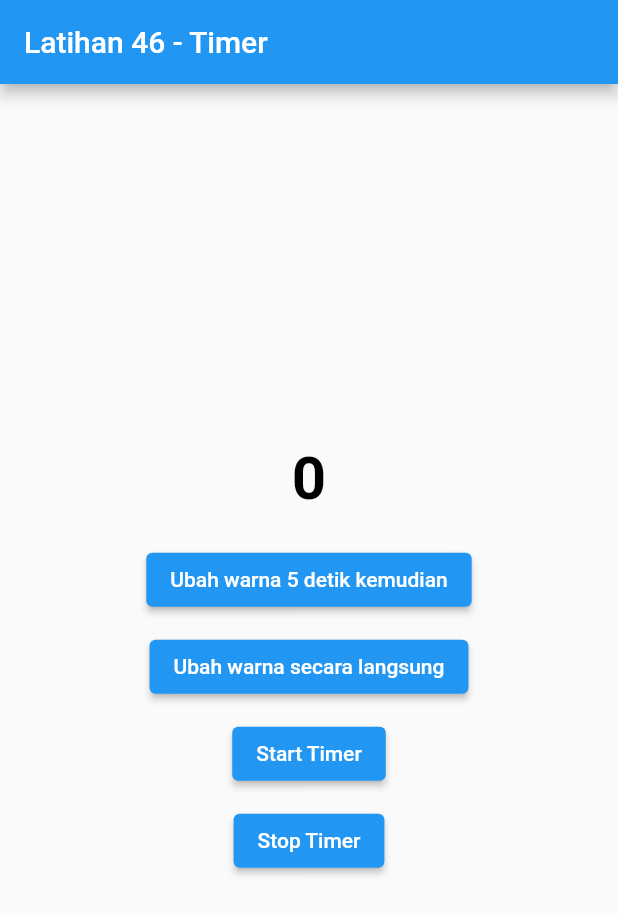
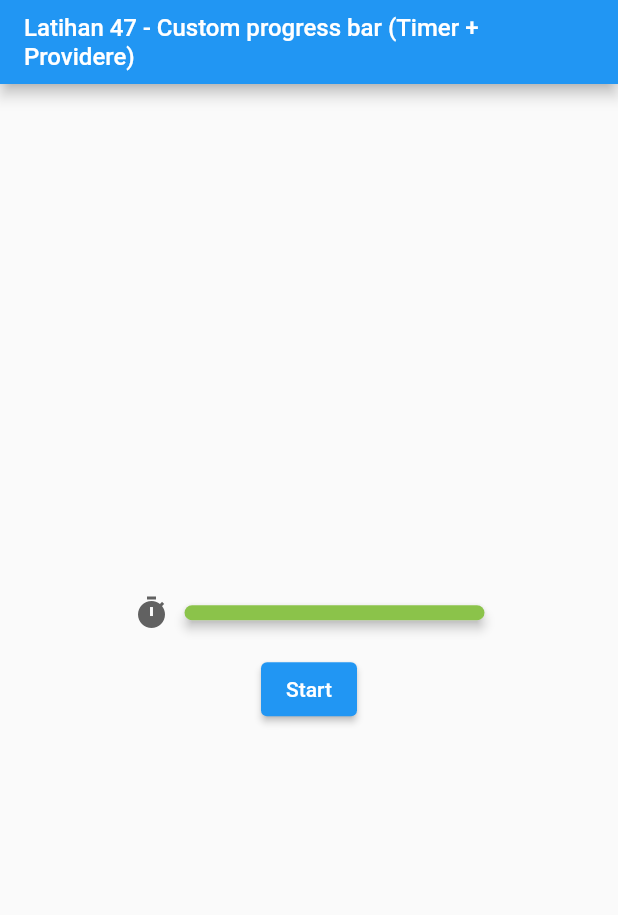
Before and after one commit to dodichakill/latihan_flutter_ku, a Flutter app: the screen it shows after launch, on a phone screen of 412 x 824 dp. Shown: the top 915 px of the screen. Run offline on Flutter 3.47's test engine with Material 2 defaults, Android fonts, the phone set to English and light mode, and no system bars.

Commit message:
Latihan 47 - Custom progress bar (Timer + Provider)

```diff
--- a/lib/main.dart
+++ b/lib/main.dart
@@ -1,91 +1,57 @@
-// Latihan 46 - Timer
+// Latihan 47 - Custom progress bar (Timer + Provider)
 
 import 'dart:async';
-
+import 'package:provider/provider.dart';
 import 'package:flutter/material.dart';
 
 void main() => runApp(MyApp());
 
-class MyApp extends StatefulWidget {
-  @override
-  _MyAppState createState() => _MyAppState();
-}
-
-class _MyAppState extends State<MyApp> {
-  int counter = 0;
-  bool isBlack = true;
-  bool isStop = true;
+class MyApp extends StatelessWidget {
   @override
   Widget build(BuildContext context) {
     return MaterialApp(
       home: Scaffold(
         appBar: AppBar(
-          title: Text('Latihan 46 - Timer'),
+          title: Text(
+            'Latihan 47 - Custom progress bar (Timer + Providere)',
+            maxLines: 3,
+            style: TextStyle(
+              fontSize: 16,
+            ),
+          ),
         ),
         body: Center(
+          child: ChangeNotifierProvider<TimeState>(
+            builder: (context) => TimeState(),
             child: Column(
+              crossAxisAlignment: CrossAxisAlignment.center,
               mainAxisAlignment: MainAxisAlignment.center,
               children: [
-              Text(
-                counter.toString(),
-                style: TextStyle(
-                    fontSize: 40,
-                    fontWeight: FontWeight.bold,
-                    color: (isBlack) ? Colors.black : Colors.red),
+                Consumer<TimeState>(
+                  builder: (context, timeState, _) => CustomProgressBar(
+                    width: 200,
+                    value: timeState.time,
+                    // totalValue: 100,
+                    totalValue: 15, //karena mengikuti timenya
+                  ),
                 ),
                 SizedBox(
-                height: 20,
+                  height: 15,
                 ),
-              ElevatedButton(
+                Consumer<TimeState>(
+                    builder: (context, timeState, _) => ElevatedButton(
                         onPressed: () {
-                    Timer(Duration(seconds: 5), () {
-                      // ini akan menjalankan perintahnya setelah 5 detik
-                      setState(() {
-                        isBlack = !isBlack;
-                      });
+                          Timer.periodic(Duration(seconds: 1), (timer) {
+                            if (timeState.time == 0) {
+                              timer.cancel();
+                            } else {
+                              timeState.time -= 1;
+                            }
                           });
                         },
-                  child: Text('Ubah warna 5 detik kemudian')),
-              SizedBox(
-                height: 10,
+                        child: Text('Start')))
+              ],
             ),
-              ElevatedButton(
-                  onPressed: () {
-                    Timer.run(() {
-                      //method run berfungsi untuk menjalankan perubahan secara langsung
-                      setState(() {
-                        isBlack = !isBlack;
-                      });
-                    });
-                  },
-                  child: Text('Ubah warna secara langsung')),
-              SizedBox(
-                height: 10,
-              ),
-              ElevatedButton(
-                  onPressed: () {
-                    counter = 0;
-                    isStop = false;
-                    Timer.periodic(Duration(seconds: 1), (timer) {
-                      if (isStop) {
-                        timer
-                            .cancel(); // akan membatalkan timer dan akan menghentikan proses timer
-                      }
-                      setState(() {
-                        counter++;
-                      });
-                    });
-                  },
-                  child: Text('Start Timer')),
-              SizedBox(
-                height: 10,
-              ),
-              ElevatedButton(
-                  onPressed: () {
-                    isStop = true; // akan menghentikan timer
-                  },
-                  child: Text('Stop Timer')),
-            ],
           ),
         ),
       ),
@@ -93,6 +59,75 @@ class _MyAppState extends State<MyApp> {
   }
 }
 
+class CustomProgressBar extends StatelessWidget {
+  final double width;
+  final int value;
+  final int totalValue;
+
+  CustomProgressBar({this.width, this.value, this.totalValue});
+
+  @override
+  Widget build(BuildContext context) {
+    double ratio = value / totalValue;
+
+    return Row(
+      mainAxisAlignment: MainAxisAlignment.center,
+      children: [
+        Icon(
+          Icons.timer,
+          color: Colors.grey[700],
+        ),
+        SizedBox(
+          width: 10,
+        ),
+        Stack(
+          children: [
+            Container(
+              width: width,
+              height: 10,
+              decoration: BoxDecoration(
+                  color: Colors.grey[200],
+                  borderRadius: BorderRadius.circular(5)),
+            ),
+            Material(
+              elevation: 3,
+              borderRadius: BorderRadius.circular(5),
+              child: AnimatedContainer(
+                height: 10,
+                width: width * ratio,
+                duration: Duration(milliseconds: 500),
+                decoration: BoxDecoration(
+                    color: (ratio < 0.3)
+                        ? Colors.red
+                        : (ratio < 0.6)
+                            ? Colors.orange
+                            : (ratio < 0.8)
+                                ? Colors.yellow
+                                : (ratio == 100)
+                                    ? Colors.green[900]
+                                    : Colors.lightGreen,
+                    borderRadius: BorderRadius.circular(5)),
+              ),
+            )
+          ],
+        )
+      ],
+    );
+  }
+}
+
+class TimeState with ChangeNotifier {
+  int _time = 15; //waktunya 15 detik
+
+  int get time => _time;
+  set time(int newTime) {
+    _time = newTime;
+    notifyListeners();
+  }
+}
+
+
 // penjelasan singkat
 // ----------------
-// pada materi kali ini kita akan belajar Timer yaitu widget waktu yang bisa kita gunakan.
+// di materi kali ini kita menerapkan implementasi dari timer dan provider
+// jika kita gagal merun project ini itu karena flutter sdk kita menggunakan versi 2.x.x untuk mengatasinya bisa di downgrade ke flutter 1.x.x
--- a/pubspec.yaml
+++ b/pubspec.yaml
@@ -24,6 +24,7 @@ dependencies:
   flutter:
     sdk: flutter
   cupertino_icons: ^1.0.0
+  provider: ^3.0.0+1
 
 dev_dependencies:
   flutter_test:
```
Also changed, not shown: pubspec.lock, 1 other file. Lines whose indentation alone changed are shown as unchanged.
